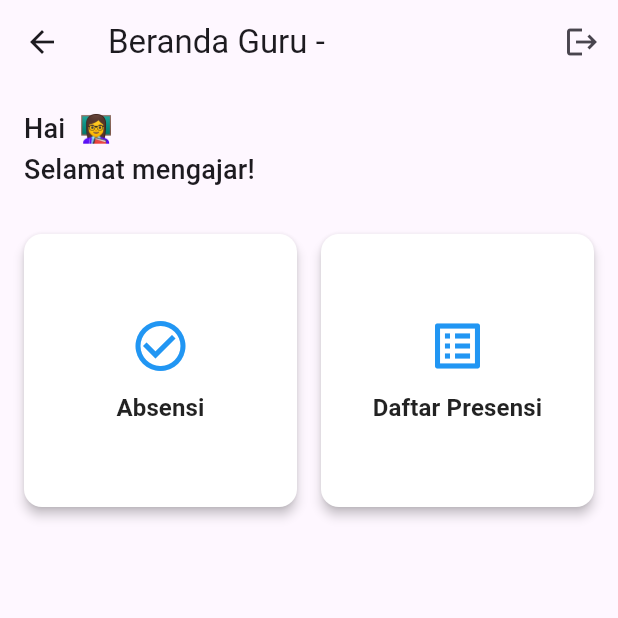
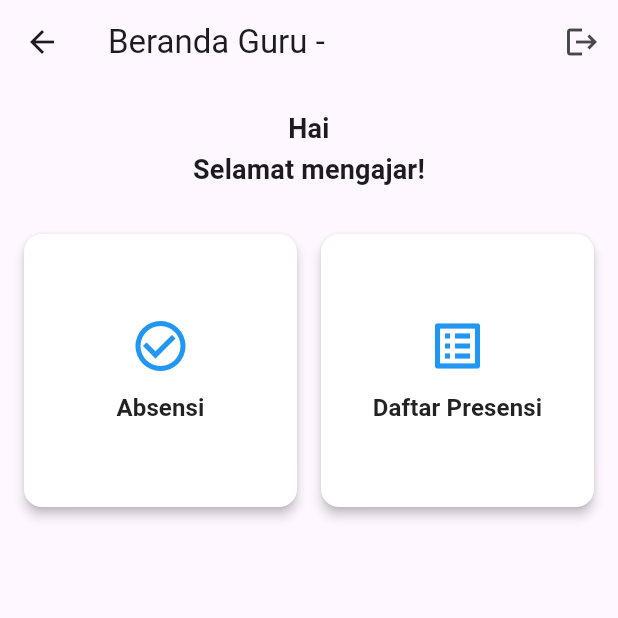
Before and after one commit to Abdurrafi07/SiHadir_20220140103_FE, a Flutter app: the GuruHomeScreen screen opened directly, on a phone screen of 412 x 824 dp, the top half of it. Run offline on Flutter 3.47's test engine with Material 3 defaults, Android fonts, the light colour scheme and no system bars; our stand-ins replace bloc, camera, dartz, dropdown_button2, flutter_bloc, flutter_secure_storage and 5 more; accounts and stored records are empty; network calls fail.

Commit message:
Mengubah design sapaan

```diff
--- a/lib/presentation/admin_home_screen.dart
+++ b/lib/presentation/admin_home_screen.dart
@@ -51,7 +51,7 @@ class _AdminHomeScreenState extends State<AdminHomeScreen> {
         child: Column(
           children: [
             Text(
-              'Halo Admin $userName 👋\nSelamat datang di Dashboard!',
+              'Halo Admin $userName \nSelamat datang di Dashboard!',
               style: const TextStyle(fontSize: 18),
               textAlign: TextAlign.center,
             ),
@@ -112,13 +112,6 @@ class _AdminHomeScreenState extends State<AdminHomeScreen> {
                       );
                     },
                   ),
-                  _buildMenuButton(
-                    icon: Icons.check_circle_outline,
-                    label: 'Absensi',
-                    onTap: () {
-                      // TODO: Navigate to Absensi page
-                    },
-                  ),
                 ],
               ),
             ),
--- a/lib/presentation/guru_home_screen.dart
+++ b/lib/presentation/guru_home_screen.dart
@@ -66,13 +66,17 @@ class _GuruHomeScreenState extends State<GuruHomeScreen> {
       body: Padding(
         padding: const EdgeInsets.all(16),
         child: Column(
-          crossAxisAlignment: CrossAxisAlignment.start,
+          crossAxisAlignment: CrossAxisAlignment.center, // Ubah ke center
           children: [
-            Text(
-              'Hai $userName 👩‍🏫\nSelamat mengajar!',
-              style: Theme.of(
-                context,
-              ).textTheme.titleMedium?.copyWith(fontSize: 18),
+            Center(
+              child: Text(
+                'Hai $userName\nSelamat mengajar!',
+                textAlign: TextAlign.center,
+                style: Theme.of(context).textTheme.titleMedium?.copyWith(
+                  fontSize: 18,
+                  fontWeight: FontWeight.bold,
+                ),
+              ),
             ),
             const SizedBox(height: 30),
             Expanded(
@@ -91,7 +95,6 @@ class _GuruHomeScreenState extends State<GuruHomeScreen> {
                     label: 'Daftar Presensi',
                     onTap: _navigateToDaftarAbsensi,
                   ),
-                  // Tambahkan menu lainnya di sini jika diperlukan
                 ],
               ),
             ),
```
